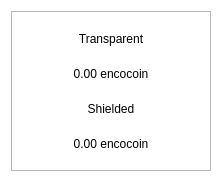
First picture: the form in src/qt/encocoin/forms/balancebubble.ui, repository Kopernikus-dev/xnk-testing, before the edit.
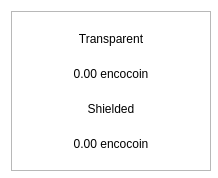
Second picture: the form after the edit.

Commit message:
[GUI] Fixing tooltip balance amount cropped
Fixing a small visual bug in the tooltip balance dialog (imperceptible in mainnet but still a bug). When the value surpass the 1kk range, the text gets cropped.

Diff of the .ui file:
```diff
--- a/src/qt/encocoin/forms/balancebubble.ui
+++ b/src/qt/encocoin/forms/balancebubble.ui
@@ -10,12 +10,18 @@
     <height>178</height>
    </rect>
   </property>
-  <property name="maximumSize">
+  <property name="minimumSize">
    <size>
     <width>218</width>
     <height>178</height>
    </size>
   </property>
+  <property name="maximumSize">
+   <size>
+    <width>250</width>
+    <height>178</height>
+   </size>
+  </property>
   <property name="windowTitle">
    <string>Form</string>
   </property>
```
Left out of the diff: 5 changed lines with no effect on the pictures. The commit also changes 2 other files.
